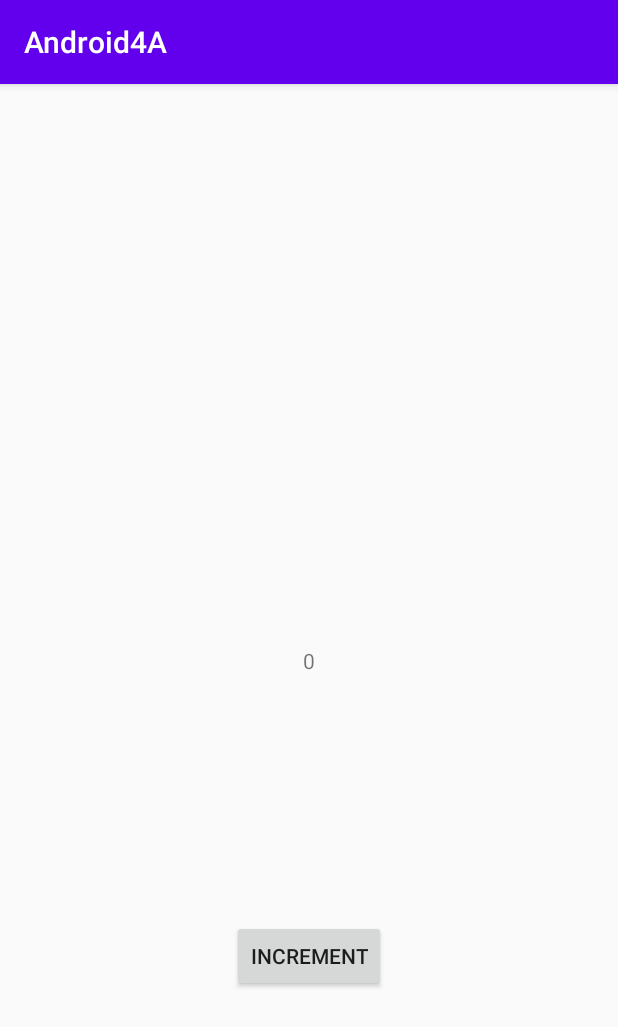
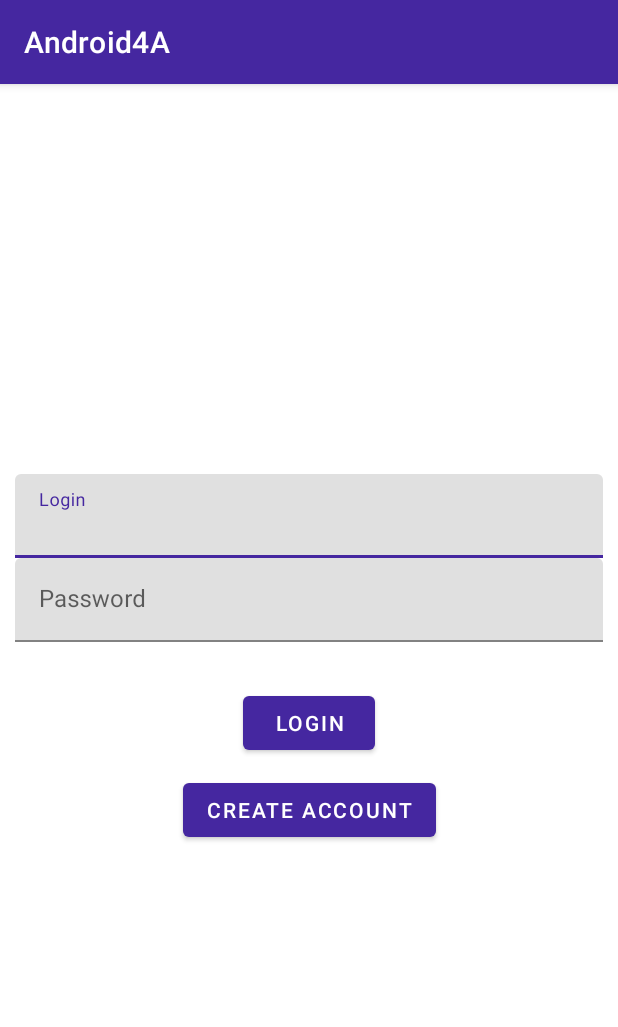
Before and after one commit to rayanKanawati/Android4A, an Android app: the screen it shows after launch (MainActivity), on a phone screen of 412 x 824 dp. Shown: the top 1027 px of the screen. Run offline under Robolectric (Android 15) with nearby library versions, the phone set to English and light mode, and no system bars; our stand-ins replace Room's generated code.

Commit message:
Design connexion

```diff
--- a/app/build.gradle
+++ b/app/build.gradle
@@ -38,6 +38,9 @@ dependencies {
     implementation "androidx.lifecycle:lifecycle-viewmodel-ktx:2.2.0"
     implementation "org.jetbrains.kotlinx:kotlinx-coroutines-core:1.4.0"
 
+    implementation 'com.google.android.material:material:1.2.1'
+
+
     // ROOM
     implementation "androidx.room:room-runtime:$room_version"
     kapt "androidx.room:room-compiler:$room_version"
--- a/app/src/main/java/com/example/android4a/presentation/main/MainActivity.kt
+++ b/app/src/main/java/com/example/android4a/presentation/main/MainActivity.kt
@@ -2,7 +2,6 @@ package com.example.android4a.presentation.main
 
 import androidx.appcompat.app.AppCompatActivity
 import android.os.Bundle
-import androidx.lifecycle.Observer
 import com.example.android4a.R
 import kotlinx.android.synthetic.main.activity_main.*
 import org.koin.android.ext.android.inject
@@ -15,11 +14,8 @@ class MainActivity : AppCompatActivity() {
         super.onCreate(savedInstanceState)
         setContentView(R.layout.activity_main)
 
-        main_button.setOnClickListener(){
+        login_button.setOnClickListener(){
             mainViewModel.onClickedIncrement("")
         }
-        mainViewModel.counter.observe(this, Observer {
-            value -> main_text.text = value.toString()
-        })
     }
 }
--- a/app/src/main/res/layout/activity_main.xml
+++ b/app/src/main/res/layout/activity_main.xml
@@ -4,27 +4,74 @@
     xmlns:tools="http://schemas.android.com/tools"
     android:layout_width="match_parent"
     android:layout_height="match_parent"
+    android:padding="10dp"
     tools:context=".presentation.main.MainActivity">
 
-    <TextView
-        android:id="@+id/main_text"
+
+    <com.google.android.material.textfield.TextInputLayout
+        android:id="@+id/login_input_layout"
+        android:layout_width="match_parent"
+        android:layout_height="wrap_content"
+        android:hint="Login"
+        app:layout_constraintVertical_chainStyle="packed"
+        app:layout_constraintTop_toTopOf="parent"
+        app:layout_constraintStart_toStartOf="parent"
+        app:layout_constraintEnd_toEndOf="parent"
+        app:layout_constraintBottom_toTopOf="@id/password_input_layout">
+
+        <com.google.android.material.textfield.TextInputEditText
+            android:id="@+id/login_edit"
+            android:layout_width="match_parent"
+            android:layout_height="wrap_content"
+            android:inputType="text"
+            />
+
+    </com.google.android.material.textfield.TextInputLayout>
+
+    <com.google.android.material.textfield.TextInputLayout
+        android:id="@+id/password_input_layout"
+        android:layout_width="match_parent"
+        android:layout_height="wrap_content"
+        android:hint="Password"
+        app:layout_constraintTop_toBottomOf="@id/login_input_layout"
+        app:layout_constraintStart_toStartOf="parent"
+        app:layout_constraintEnd_toEndOf="parent"
+        app:layout_constraintBottom_toTopOf="@id/login_button">
+
+
+        <com.google.android.material.textfield.TextInputEditText
+            android:id="@+id/password_edit"
+            android:layout_width="match_parent"
+            android:layout_height="wrap_content"
+            android:inputType="textPassword"
+            />
+
+    </com.google.android.material.textfield.TextInputLayout>
+
+
+
+    <com.google.android.material.button.MaterialButton
+        android:id="@+id/login_button"
         android:layout_width="wrap_content"
         android:layout_height="wrap_content"
-        android:text="Hello World!"
+        android:layout_marginTop="30dp"
+        app:layout_constraintBottom_toTopOf="@id/create_account_button"
+        app:layout_constraintLeft_toLeftOf="parent"
+        app:layout_constraintRight_toRightOf="parent"
+        app:layout_constraintTop_toBottomOf="@+id/password_input_layout"
+        android:text="Login"
+        />
+
+    <com.google.android.material.button.MaterialButton
+        android:id="@+id/create_account_button"
+        android:layout_width="wrap_content"
+        android:layout_height="wrap_content"
+        android:layout_marginTop="10dp"
         app:layout_constraintBottom_toBottomOf="parent"
         app:layout_constraintLeft_toLeftOf="parent"
         app:layout_constraintRight_toRightOf="parent"
-        app:layout_constraintTop_toTopOf="parent" />
-
-    <Button
-        android:id="@+id/main_button"
-        android:layout_width="wrap_content"
-        android:layout_height="wrap_content"
-        app:layout_constraintBottom_toBottomOf="parent"
-        app:layout_constraintLeft_toLeftOf="parent"
-        app:layout_constraintRight_toRightOf="parent"
-        app:layout_constraintTop_toBottomOf="@+id/main_text"
-        android:text="@string/increment"
+        app:layout_constraintTop_toBottomOf="@+id/login_button"
+        android:text="Create account"
         />
 
 </androidx.constraintlayout.widget.ConstraintLayout>
--- a/app/src/main/res/values/colors.xml
+++ b/app/src/main/res/values/colors.xml
@@ -1,6 +1,6 @@
 <?xml version="1.0" encoding="utf-8"?>
 <resources>
-    <color name="colorPrimary">#6200EE</color>
-    <color name="colorPrimaryDark">#3700B3</color>
-    <color name="colorAccent">#03DAC5</color>
+    <color name="colorPrimary">#4527a0</color>
+    <color name="colorPrimaryDark">#000070</color>
+    <color name="colorAccent">#7953d2</color>
 </resources>
--- a/app/src/main/res/values/styles.xml
+++ b/app/src/main/res/values/styles.xml
@@ -1,6 +1,6 @@
 <resources>
     <!-- Base application theme. -->
-    <style name="AppTheme" parent="Theme.AppCompat.Light.DarkActionBar">
+    <style name="AppTheme" parent="Theme.MaterialComponents.Light.DarkActionBar">
         <!-- Customize your theme here. -->
         <item name="colorPrimary">@color/colorPrimary</item>
         <item name="colorPrimaryDark">@color/colorPrimaryDark</item>
```
